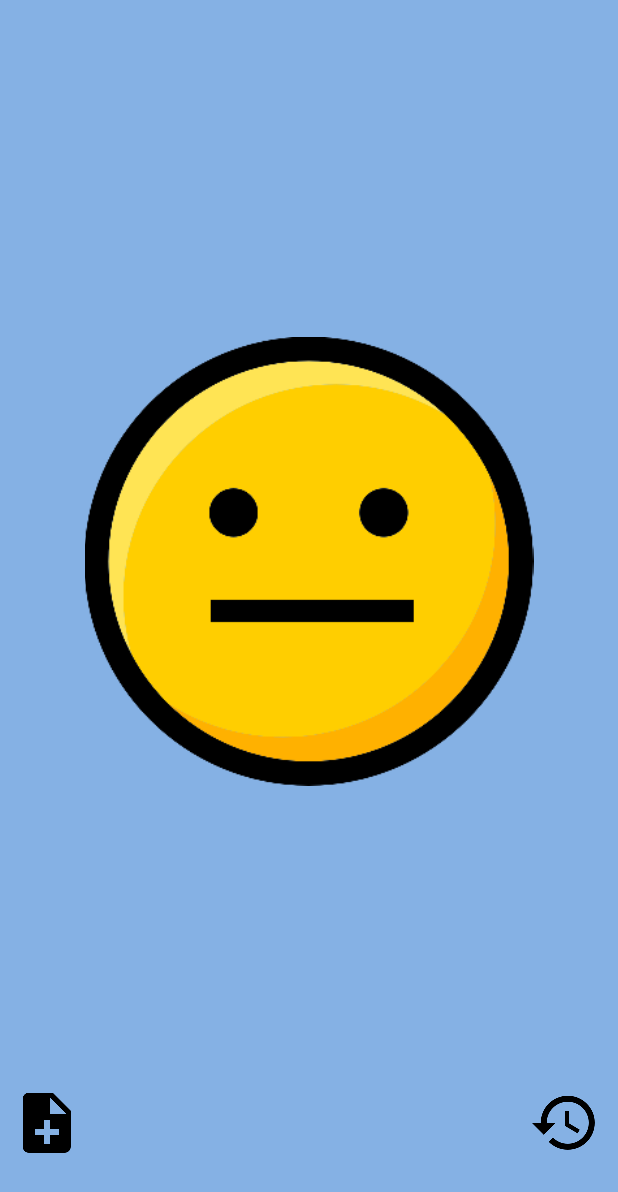
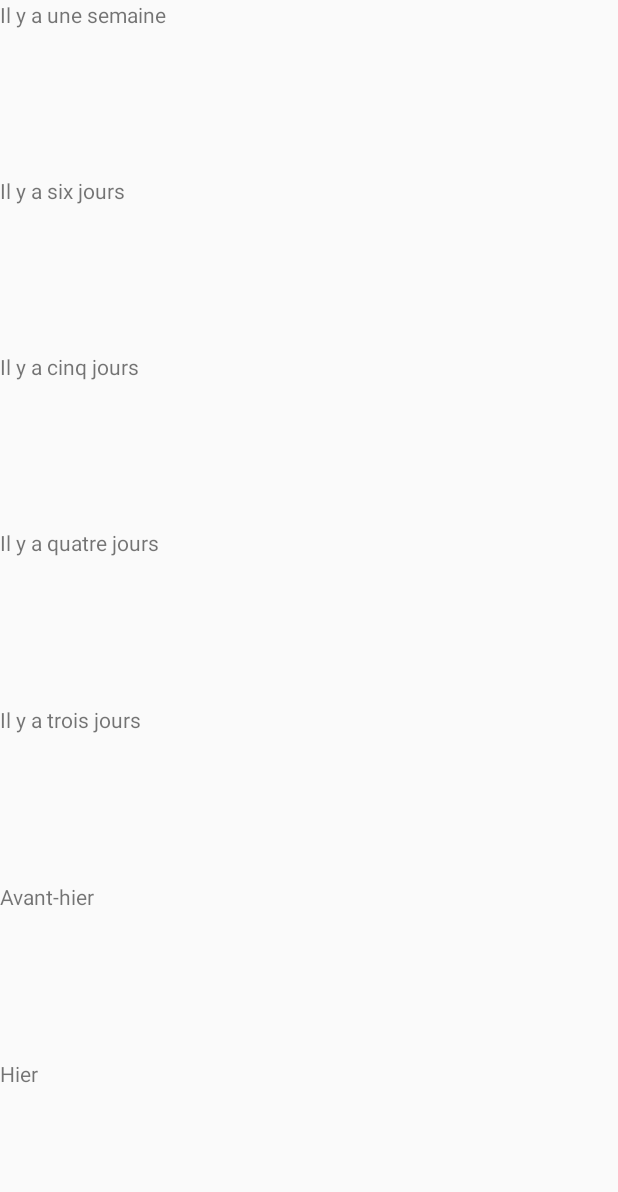
Before and after one commit to Gyraxy/MoodTracker, an Android app: the screen it shows after launch (MainActivity before the commit, HistoricActivity after it), after a tap on an icon or button, on a phone screen of 412 x 824 dp. Shown: the top 1192 px of the screen. Run offline under Robolectric (Android 15) with nearby library versions, the phone set to English and light mode, and no system bars.

Commit message:
Add new Activity (Historic)+ ClickonListener activated on historic button.

```diff
--- a/app/src/main/AndroidManifest.xml
+++ b/app/src/main/AndroidManifest.xml
@@ -16,6 +16,7 @@
                 <category android:name="android.intent.category.LAUNCHER" />
             </intent-filter>
         </activity>
+        <activity android:name=".controllers.activities.HistoricActivity"></activity>
     </application>
 
 </manifest>
--- /dev/null
+++ b/app/src/main/java/com/duboscq/nicolas/moodtracker/controllers/activities/HistoricActivity.java
@@ -0,0 +1,14 @@
+package com.duboscq.nicolas.moodtracker.controllers.activities;
+
+import android.support.v7.app.AppCompatActivity;
+import android.os.Bundle;
+import com.duboscq.nicolas.moodtracker.R;
+
+public class HistoricActivity extends AppCompatActivity {
+
+    @Override
+    protected void onCreate(Bundle savedInstanceState) {
+        super.onCreate(savedInstanceState);
+        setContentView(R.layout.activity_historic);
+    }
+}
--- a/app/src/main/java/com/duboscq/nicolas/moodtracker/controllers/activities/MainActivity.java
+++ b/app/src/main/java/com/duboscq/nicolas/moodtracker/controllers/activities/MainActivity.java
@@ -3,7 +3,6 @@ package com.duboscq.nicolas.moodtracker.controllers.activities;
 import android.support.v4.view.ViewPager;
 import android.support.v7.app.AppCompatActivity;
 import android.os.Bundle;
-
 import com.duboscq.nicolas.moodtracker.adapters.PageAdapter;
 import com.duboscq.nicolas.moodtracker.R;
 
--- a/app/src/main/java/com/duboscq/nicolas/moodtracker/controllers/fragments/PageFragment.java
+++ b/app/src/main/java/com/duboscq/nicolas/moodtracker/controllers/fragments/PageFragment.java
@@ -3,6 +3,7 @@ package com.duboscq.nicolas.moodtracker.controllers.fragments;
 
 import android.app.AlertDialog;
 import android.content.DialogInterface;
+import android.content.Intent;
 import android.os.Bundle;
 import android.support.v4.app.Fragment;
 import android.util.Log;
@@ -14,6 +15,8 @@ import android.widget.LinearLayout;
 import android.widget.Toast;
 
 import com.duboscq.nicolas.moodtracker.R;
+import com.duboscq.nicolas.moodtracker.controllers.activities.HistoricActivity;
+import com.duboscq.nicolas.moodtracker.controllers.activities.MainActivity;
 
 
 public class PageFragment extends Fragment implements View.OnClickListener{
@@ -73,13 +76,11 @@ public class PageFragment extends Fragment implements View.OnClickListener{
                 comment_popup.setPositiveButton("VALIDER", new DialogInterface.OnClickListener() {
                     @Override
                     public void onClick(DialogInterface dialog, int which) {
-
                     }
                 });
                 comment_popup.setNegativeButton("ANNULER", new DialogInterface.OnClickListener() {
                     @Override
                     public void onClick(DialogInterface dialog, int which) {
-
                     }
                 });
                 comment_popup.show();
@@ -87,7 +88,13 @@ public class PageFragment extends Fragment implements View.OnClickListener{
         });
 
         // 6-2 New Activity when clicked on Historic Button
-        historic_tbn.setOnClickListener(this);
+        historic_tbn.setOnClickListener(new View.OnClickListener() {
+            @Override
+            public void onClick(View v) {
+                Intent myIntent = new Intent(getActivity(), HistoricActivity.class);
+                startActivity(myIntent);
+            }
+        });
 
         return result;
     }
--- /dev/null
+++ b/app/src/main/res/layout/activity_historic.xml
@@ -0,0 +1,61 @@
+<?xml version="1.0" encoding="utf-8"?>
+<LinearLayout
+    xmlns:android="http://schemas.android.com/apk/res/android"
+    xmlns:tools="http://schemas.android.com/tools"
+    android:layout_width="match_parent"
+    android:layout_height="match_parent"
+    tools:context=".controllers.activities.HistoricActivity"
+    android:orientation="vertical">
+
+
+    <TextView
+        android:id="@+id/historic_textView_7d"
+        android:layout_width="match_parent"
+        android:layout_height="wrap_content"
+        android:layout_weight="1"
+        android:text="@string/seven_days" />
+
+    <TextView
+        android:id="@+id/historic_textView_6d"
+        android:layout_width="match_parent"
+        android:layout_height="wrap_content"
+        android:layout_weight="1"
+        android:text="@string/six_days" />
+
+    <TextView
+        android:id="@+id/historic_textView_5d"
+        android:layout_width="match_parent"
+        android:layout_height="wrap_content"
+        android:layout_weight="1"
+        android:text="@string/five_days" />
+
+    <TextView
+        android:id="@+id/historic_textView_4d"
+        android:layout_width="match_parent"
+        android:layout_height="wrap_content"
+        android:layout_weight="1"
+        android:text="@string/four_days" />
+
+    <TextView
+        android:id="@+id/historic_textView_3d"
+        android:layout_width="match_parent"
+        android:layout_height="wrap_content"
+        android:layout_weight="1"
+        android:text="@string/three_days" />
+
+    <TextView
+        android:id="@+id/historic_textView_2d"
+        android:layout_width="match_parent"
+        android:layout_height="wrap_content"
+        android:layout_weight="1"
+        android:text="@string/two_days" />
+
+    <TextView
+        android:id="@+id/historic_textView_1d"
+        android:layout_width="match_parent"
+        android:layout_height="wrap_content"
+        android:layout_weight="1"
+        android:text="@string/one_day" />
+
+
+</LinearLayout>
--- a/app/src/main/res/values/strings.xml
+++ b/app/src/main/res/values/strings.xml
@@ -3,4 +3,12 @@
 
     <!-- TODO: Remove or change this placeholder text -->
     <string name="hello_blank_fragment">Hello blank fragment</string>
+
+    <string name="seven_days">Il y a une semaine</string>
+    <string name="six_days">Il y a six jours</string>
+    <string name="five_days">Il y a cinq jours</string>
+    <string name="four_days">Il y a quatre jours</string>
+    <string name="three_days">Il y a trois jours</string>
+    <string name="two_days">Avant-hier</string>
+    <string name="one_day">Hier</string>
 </resources>
```
